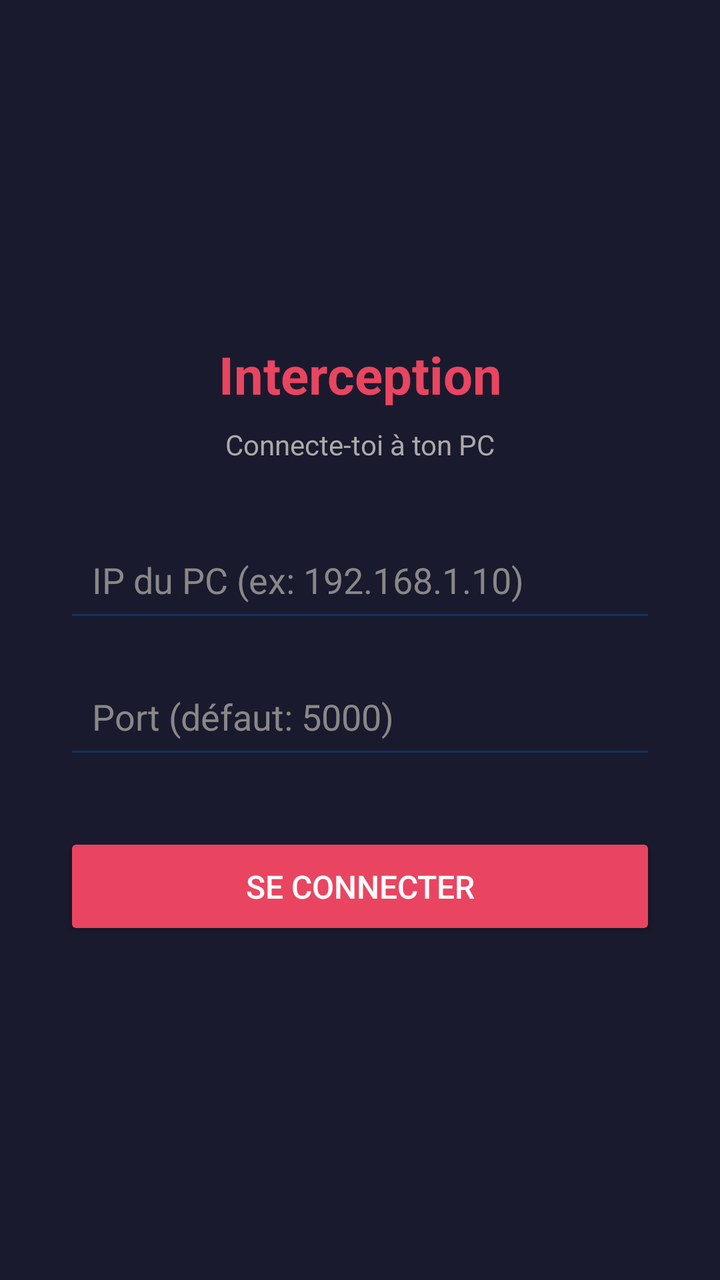
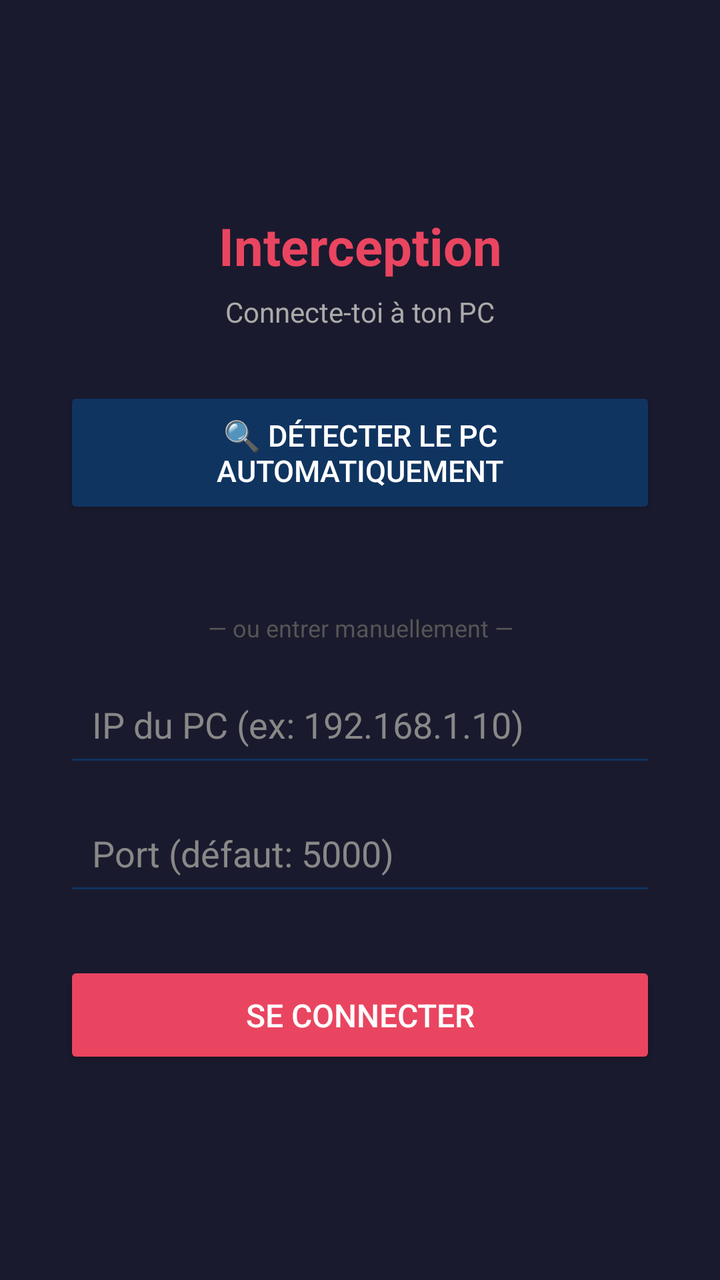

Before-and-after screenshots of an Android layout around one commit, followed by the original layout XML and the change that was made.
<!-- AndroidManifest.xml: application theme AppTheme -->
<!-- res/layout/activity_setup.xml -->
<?xml version="1.0" encoding="utf-8"?>
<LinearLayout xmlns:android="http://schemas.android.com/apk/res/android"
    android:layout_width="match_parent" android:layout_height="match_parent"
    android:orientation="vertical" android:gravity="center"
    android:padding="32dp" android:background="#1a1a2e">

    <TextView android:text="Interception"
        android:textSize="26sp" android:textColor="#e94560"
        android:textStyle="bold" android:gravity="center"
        android:layout_width="match_parent" android:layout_height="wrap_content"
        android:layout_marginBottom="8dp"/>

    <TextView android:text="Connecte-toi à ton PC"
        android:textSize="14sp" android:textColor="#aaaaaa"
        android:gravity="center"
        android:layout_width="match_parent" android:layout_height="wrap_content"
        android:layout_marginBottom="32dp"/>

    <EditText android:id="@+id/et_ip"
        android:hint="@string/hint_ip"
        android:inputType="textUri"
        android:textColor="#ffffff" android:textColorHint="#888888"
        android:backgroundTint="#0f3460"
        android:padding="14dp"
        android:layout_width="match_parent" android:layout_height="wrap_content"
        android:layout_marginBottom="16dp"/>

    <EditText android:id="@+id/et_port"
        android:hint="@string/hint_port"
        android:inputType="number"
        android:textColor="#ffffff" android:textColorHint="#888888"
        android:backgroundTint="#0f3460"
        android:padding="14dp"
        android:layout_width="match_parent" android:layout_height="wrap_content"
        android:layout_marginBottom="32dp"/>

    <Button android:id="@+id/btn_connect"
        android:text="@string/btn_connect"
        android:backgroundTint="#e94560"
        android:textColor="#ffffff"
        android:textSize="16sp"
        android:padding="16dp"
        android:layout_width="match_parent" android:layout_height="wrap_content"/>
</LinearLayout>
<!-- resources referenced by this layout -->
<resources>
  <string name="btn_connect">Se connecter</string>
  <string name="hint_ip">IP du PC (ex: 192.168.1.10)</string>
  <string name="hint_port">Port (défaut: 5000)</string>
  <style name="AppTheme" parent="Theme.MaterialComponents.DayNight.NoActionBar">
          <item name="colorPrimary">#0f3460</item>
          <item name="colorPrimaryDark">#16213e</item>
          <item name="colorAccent">#e94560</item>
      </style>
</resources>

<!-- the commit's change to res/layout/activity_setup.xml (unified diff, before → after) -->
@@ -8,13 +8,37 @@
         android:textSize="26sp" android:textColor="#e94560"
         android:textStyle="bold" android:gravity="center"
         android:layout_width="match_parent" android:layout_height="wrap_content"
-        android:layout_marginBottom="8dp"/>
+        android:layout_marginBottom="6dp"/>
 
     <TextView android:text="Connecte-toi à ton PC"
         android:textSize="14sp" android:textColor="#aaaaaa"
         android:gravity="center"
         android:layout_width="match_parent" android:layout_height="wrap_content"
-        android:layout_marginBottom="32dp"/>
+        android:layout_marginBottom="28dp"/>
+
+    
+    <Button android:id="@+id/btn_discover"
+        android:text="🔍 Détecter le PC automatiquement"
+        android:backgroundTint="#0f3460"
+        android:textColor="#ffffff"
+        android:textSize="15sp"
+        android:padding="14dp"
+        android:layout_width="match_parent" android:layout_height="wrap_content"
+        android:layout_marginBottom="10dp"/>
+
+    
+    <TextView android:id="@+id/tv_status"
+        android:text=""
+        android:textSize="12sp" android:textColor="#aaaaaa"
+        android:gravity="center"
+        android:layout_width="match_parent" android:layout_height="wrap_content"
+        android:layout_marginBottom="20dp"/>
+
+    <TextView android:text="— ou entrer manuellement —"
+        android:textSize="12sp" android:textColor="#555555"
+        android:gravity="center"
+        android:layout_width="match_parent" android:layout_height="wrap_content"
+        android:layout_marginBottom="14dp"/>
 
     <EditText android:id="@+id/et_ip"
         android:hint="@string/hint_ip"
@@ -23,7 +47,7 @@
         android:backgroundTint="#0f3460"
         android:padding="14dp"
         android:layout_width="match_parent" android:layout_height="wrap_content"
-        android:layout_marginBottom="16dp"/>
+        android:layout_marginBottom="12dp"/>
 
     <EditText android:id="@+id/et_port"
         android:hint="@string/hint_port"
@@ -32,7 +56,7 @@
         android:backgroundTint="#0f3460"
         android:padding="14dp"
         android:layout_width="match_parent" android:layout_height="wrap_content"
-        android:layout_marginBottom="32dp"/>
+        android:layout_marginBottom="28dp"/>
 
     <Button android:id="@+id/btn_connect"
         android:text="@string/btn_connect"
